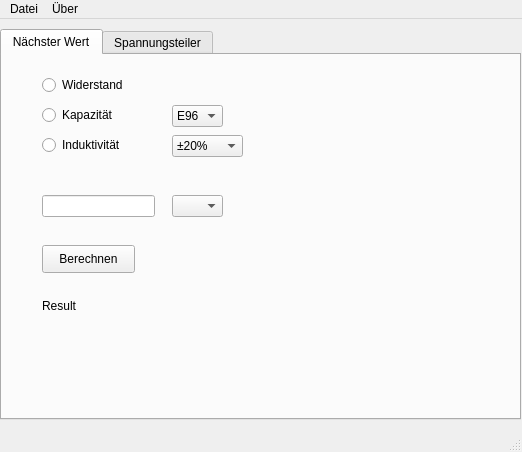
Above: main.ui from heroldt/ETCalc before the change. Below: the same form after it.
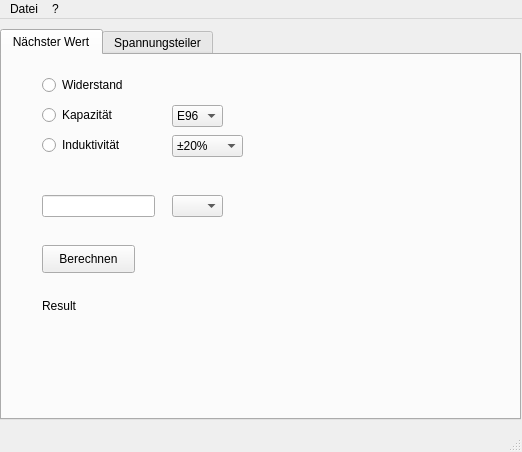
That is the form after the change.

Commit message: copyright msgbox

```diff
--- a/main.ui
+++ b/main.ui
@@ -263,13 +263,13 @@
     <addaction name="actionReset"/>
     <addaction name="actionBeenden"/>
    </widget>
-   <widget class="QMenu" name="menu_ber">
+   <widget class="QMenu" name="menu_help">
     <property name="title">
-     <string>Über</string>
+     <string>?</string>
     </property>
    </widget>
    <addaction name="menuDatei"/>
-   <addaction name="menu_ber"/>
+   <addaction name="menu_help"/>
   </widget>
   <widget class="QStatusBar" name="statusbar"/>
   <action name="actionBeenden">
```
Left out of the diff: 6 changed lines with no effect on the pictures. The commit also changes 1 other file.
